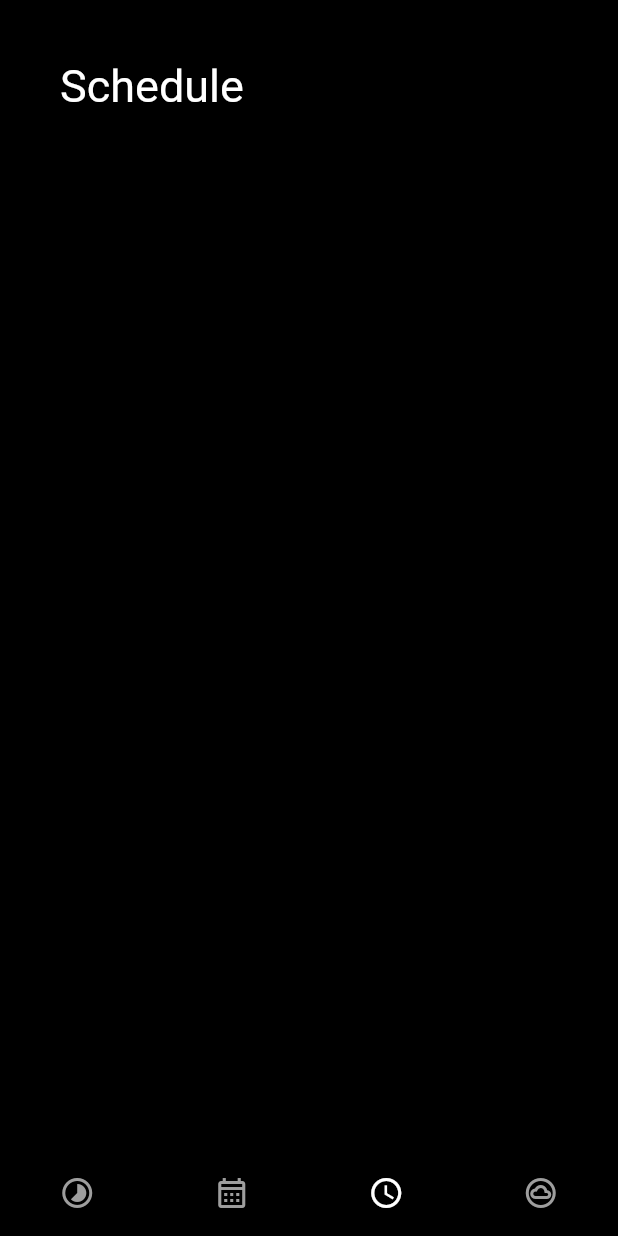
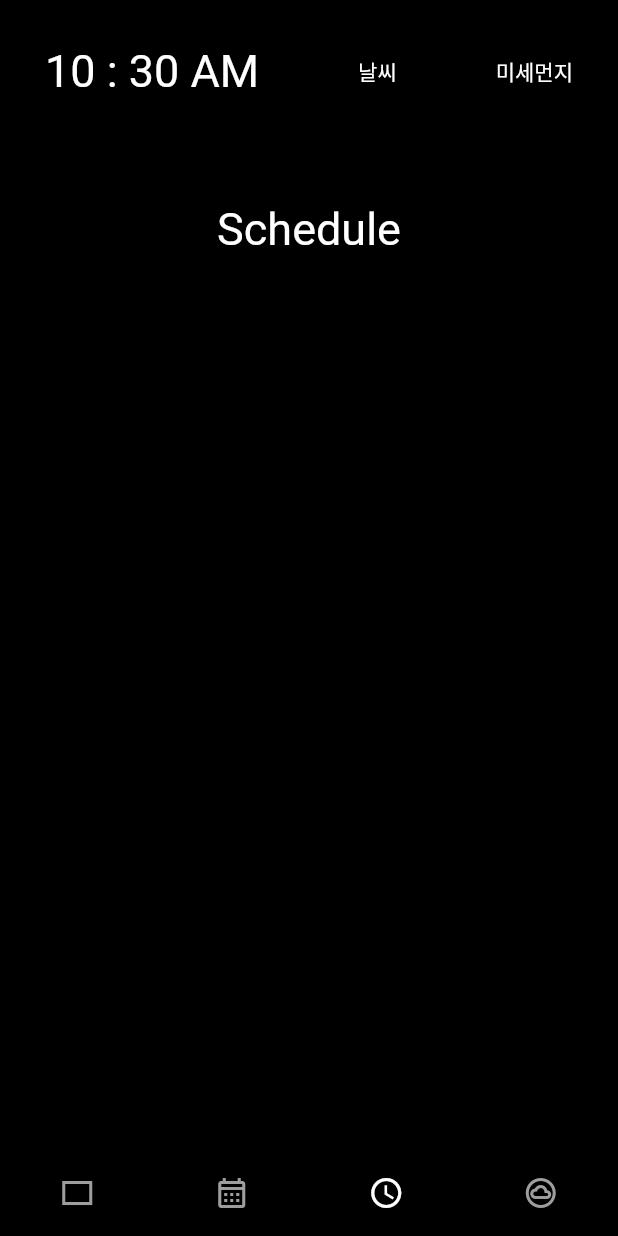
Before and after one commit to songsh927/SmartmirrorWeb, a Flutter app: the screen it shows after launch, item 3 of the bottom bar chosen, on a phone screen of 412 x 824 dp. Run offline on Flutter 3.47's test engine with Material 2 defaults, Android fonts, the phone set to English and light mode, and no system bars; our stand-ins replace date_format, timer_builder.

Commit message:
리팩토링(상단정보바 분리, 레이아웃 수정 22.03.09)

```diff
--- a/lib/main.dart
+++ b/lib/main.dart
@@ -53,7 +53,7 @@ class _MyHomePageState extends State<MyHomePage> {
         items: [
           BottomNavigationBarItem(
             icon: Icon(
-              Icons.timelapse_outlined,
+              Icons.rectangle_outlined,
               color: tab == 0 ? Colors.white : Colors.grey,
             ),
             label: 'Main',
--- a/lib/schedule.dart
+++ b/lib/schedule.dart
@@ -1,4 +1,5 @@
 import 'package:flutter/material.dart';
+import 'package:smartmirror_webview/topinfobar.dart';
 
 class schedule extends StatefulWidget {
   const schedule({Key? key}) : super(key: key);
@@ -11,13 +12,22 @@ class _scheduleState extends State<schedule> {
   @override
   Widget build(BuildContext context) {
     return Container(
-      padding: EdgeInsets.all(40),
       width: double.infinity,
       height: double.infinity,
       color: Colors.black,
-      child: Text('Schedule',
-          style: TextStyle(
-              fontSize: 30, fontWeight: FontWeight.w400, color: Colors.white)),
+      child: Column(
+        children: [
+          topinfobar(),
+          Container(
+            padding: EdgeInsets.all(40),
+            child: Text('Schedule',
+                style: TextStyle(
+                    fontSize: 30,
+                    fontWeight: FontWeight.w400,
+                    color: Colors.white)),
+          ),
+        ],
+      ),
     );
   }
 }
--- /dev/null
+++ b/lib/topinfobar.dart
@@ -0,0 +1,36 @@
+import 'package:flutter/material.dart';
+import 'package:timer_builder/timer_builder.dart';
+import 'package:date_format/date_format.dart';
+
+class topinfobar extends StatelessWidget {
+  const topinfobar({Key? key}) : super(key: key);
+
+  @override
+  Widget build(BuildContext context) {
+    return Container(
+      padding: EdgeInsets.all(30),
+      child: Row(mainAxisAlignment: MainAxisAlignment.spaceBetween, children: [
+        TimerBuilder.periodic(
+          const Duration(seconds: 1),
+          builder: (context) {
+            return Text(
+              formatDate(DateTime.now(), [hh, ' : ', nn, ' ', am]),
+              style: const TextStyle(
+                  fontSize: 30,
+                  fontWeight: FontWeight.w400,
+                  color: Colors.white),
+            );
+          },
+        ),
+        Text(
+          '날씨',
+          style: TextStyle(color: Colors.white),
+        ),
+        Text(
+          '미세먼지',
+          style: TextStyle(color: Colors.white),
+        )
+      ]),
+    );
+  }
+}
```
Also changed, not shown: lib/calendar.dart (+14 -4 lines), lib/controller.dart (+14 -4 lines), lib/mirror.dart (+2 -25 lines).
